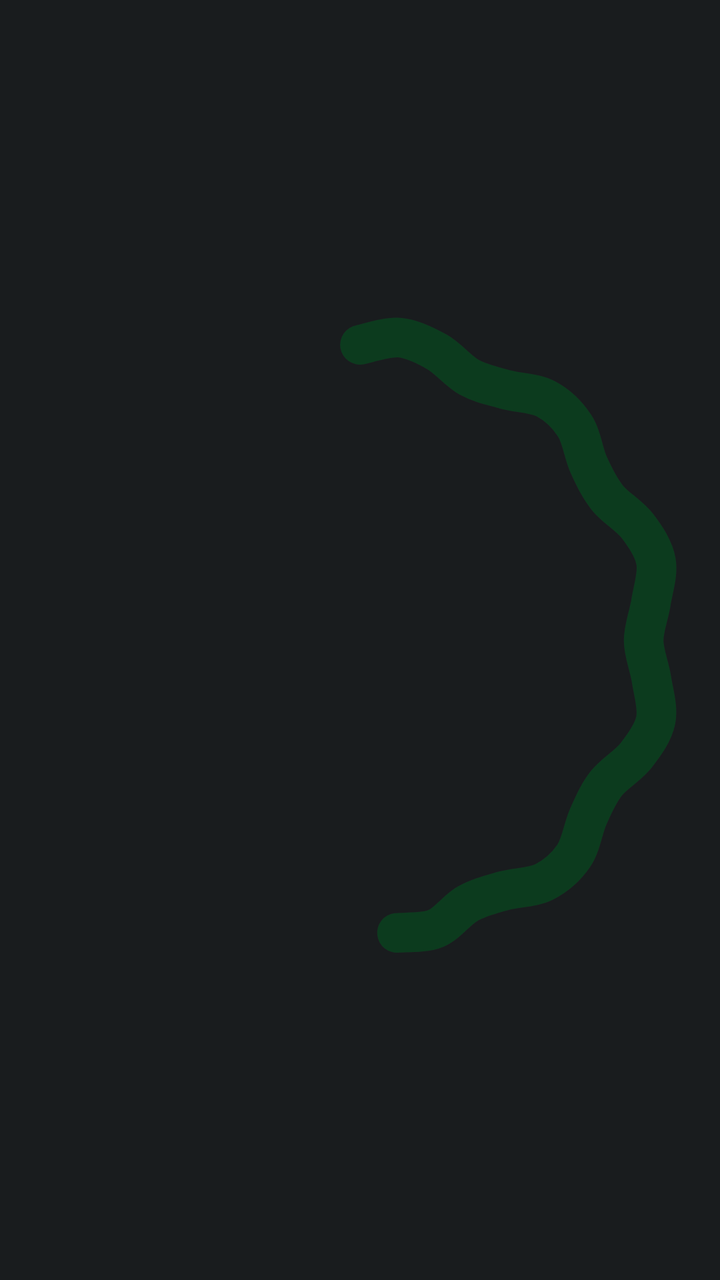
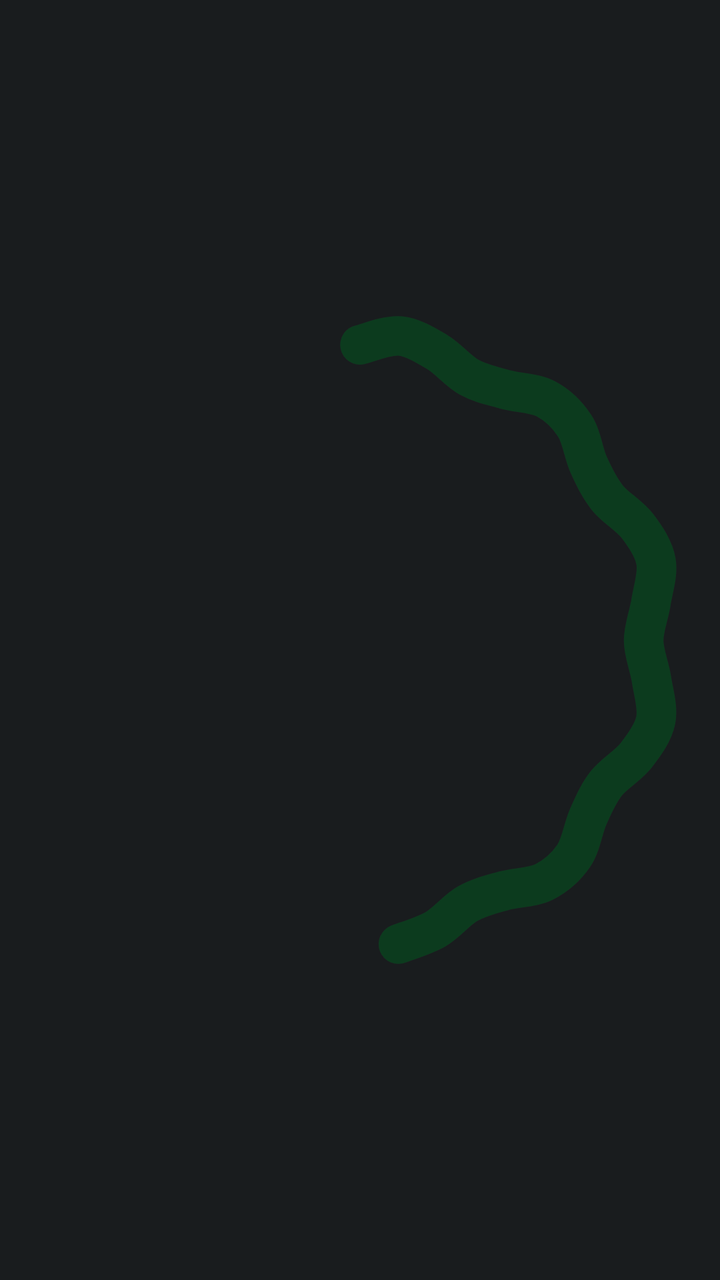

An Android layout rendered at two revisions. The XML below is the earlier revision; the diff shows what the commit changed to produce the second picture.
<!-- AndroidManifest.xml: application theme AppTheme -->
<!-- res/layout/wave_48.xml -->
<?xml version="1.0" encoding="utf-8"?>
<ProgressBar xmlns:android="http://schemas.android.com/apk/res/android"
    android:id="@+id/wave"
    android:layout_width="120dp"
    android:layout_height="120dp"
    android:layout_gravity="center"
    android:indeterminate="true"
    android:indeterminateBehavior="repeat"
    android:indeterminateDuration="1600"
    android:indeterminateDrawable="@drawable/charge_wave_48"
    android:indeterminateTint="@color/g_on_charge"
    android:indeterminateTintMode="src_in" />
<!-- resources referenced by this layout -->
<resources>
  <color name="g_on_charge">#FF0C3B1E</color>
  <!-- drawable charge_wave_48: vector/xml drawable (drawable, 37703 chars, omitted) -->
  <style name="AppTheme" parent="@android:style/Theme.DeviceDefault.NoActionBar">
          <item name="android:windowBackground">@color/ui_bg</item>
          <item name="android:statusBarColor">@android:color/transparent</item>
          <item name="android:navigationBarColor">@android:color/transparent</item>
          <item name="android:windowLightStatusBar">false</item>
          <item name="android:windowLightNavigationBar">false</item>
      </style>
  <color name="ui_bg">@android:color/system_neutral1_900</color>
</resources>

<!-- the commit's change to res/layout/wave_48.xml (unified diff, before → after) -->
@@ -6,7 +6,7 @@
     android:layout_gravity="center"
     android:indeterminate="true"
     android:indeterminateBehavior="repeat"
-    android:indeterminateDuration="1600"
+    android:indeterminateDuration="1000"
     android:indeterminateDrawable="@drawable/charge_wave_48"
     android:indeterminateTint="@color/g_on_charge"
     android:indeterminateTintMode="src_in" />
<!-- resource entries referenced after the edit -->
@@ -1,7 +1,7 @@
 <!-- resources referenced by this layout -->
 <resources>
   <color name="g_on_charge">#FF0C3B1E</color>
-  <!-- drawable charge_wave_48: vector/xml drawable (drawable, 37703 chars, omitted) -->
+  <!-- drawable charge_wave_48: vector/xml drawable (drawable, 50299 chars, omitted) -->
   <style name="AppTheme" parent="@android:style/Theme.DeviceDefault.NoActionBar">
           <item name="android:windowBackground">@color/ui_bg</item>
           <item name="android:statusBarColor">@android:color/transparent</item>
